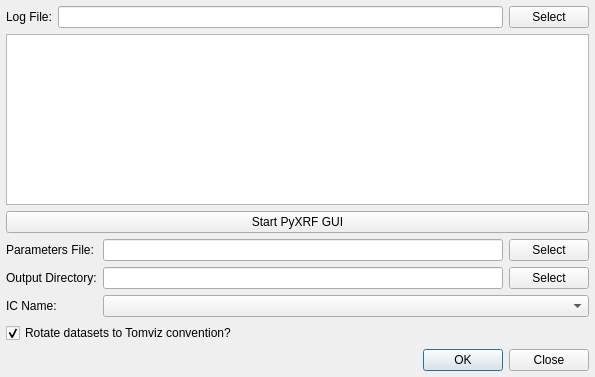
Before: the Qt Designer form tomviz/PyXRFProcessDialog.ui in OpenChemistry/tomviz, drawn with Qt 5.
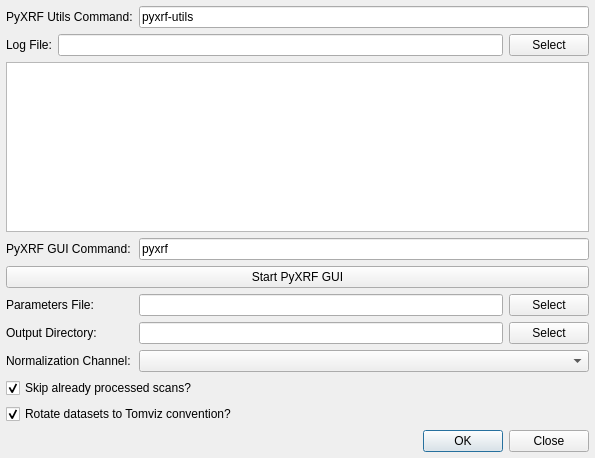
After: the same form once the commit is applied.

Diff of the .ui file:
```diff
--- a/tomviz/PyXRFProcessDialog.ui
+++ b/tomviz/PyXRFProcessDialog.ui
@@ -7,7 +7,7 @@
     <x>0</x>
     <y>0</y>
     <width>595</width>
-    <height>377</height>
+    <height>458</height>
    </rect>
   </property>
   <property name="windowTitle">
@@ -26,7 +26,61 @@
    <property name="bottomMargin">
     <number>6</number>
    </property>
-   <item row="9" column="0" colspan="3">
+   <item row="8" column="0">
+    <widget class="QLabel" name="outputDirectoryLabel">
+     <property name="toolTip">
+      <string>&lt;html&gt;&lt;head/&gt;&lt;body&gt;&lt;p&gt;The directory where the output will be written.&lt;/p&gt;&lt;/body&gt;&lt;/html&gt;</string>
+     </property>
+     <property name="text">
+      <string>Output Directory:</string>
+     </property>
+     <property name="buddy">
+      <cstring>outputDirectory</cstring>
+     </property>
+    </widget>
+   </item>
+   <item row="7" column="1">
+    <widget class="QLineEdit" name="parametersFile">
+     <property name="toolTip">
+      <string>&lt;html&gt;&lt;head/&gt;&lt;body&gt;&lt;p&gt;Select the parameters file that was generated using the PyXRF GUI on one of the datasets.&lt;/p&gt;&lt;/body&gt;&lt;/html&gt;</string>
+     </property>
+    </widget>
+   </item>
+   <item row="1" column="1" colspan="2">
+    <widget class="QLineEdit" name="command">
+     <property name="text">
+      <string>pyxrf-utils</string>
+     </property>
+    </widget>
+   </item>
+   <item row="9" column="1" colspan="2">
+    <widget class="QComboBox" name="icName">
+     <property name="toolTip">
+      <string>&lt;html&gt;&lt;head/&gt;&lt;body&gt;&lt;p&gt;Name of the scalar for normalization of fluorescence data.&lt;/p&gt;&lt;/body&gt;&lt;/html&gt;</string>
+     </property>
+    </widget>
+   </item>
+   <item row="1" column="0">
+    <widget class="QLabel" name="commandLabel">
+     <property name="text">
+      <string>PyXRF Utils Command:</string>
+     </property>
+    </widget>
+   </item>
+   <item row="9" column="0">
+    <widget class="QLabel" name="icNameLabel">
+     <property name="toolTip">
+      <string>&lt;html&gt;&lt;head/&gt;&lt;body&gt;&lt;p&gt;Name of the scalar for normalization of fluorescence data.&lt;/p&gt;&lt;/body&gt;&lt;/html&gt;</string>
+     </property>
+     <property name="text">
+      <string>Normalization Channel:</string>
+     </property>
+     <property name="buddy">
+      <cstring>icName</cstring>
+     </property>
+    </widget>
+   </item>
+   <item row="12" column="0" colspan="3">
     <widget class="QDialogButtonBox" name="buttonBox">
      <property name="orientation">
       <enum>Qt::Horizontal</enum>
@@ -36,6 +90,39 @@
      </property>
     </widget>
    </item>
+   <item row="7" column="0">
+    <widget class="QLabel" name="parametersFileLabel">
+     <property name="toolTip">
+      <string>&lt;html&gt;&lt;head/&gt;&lt;body&gt;&lt;p&gt;Select the parameters file that was generated using the PyXRF GUI on one of the datasets.&lt;/p&gt;&lt;/body&gt;&lt;/html&gt;</string>
+     </property>
+     <property name="text">
+      <string>Parameters File:</string>
+     </property>
+     <property name="buddy">
+      <cstring>parametersFile</cstring>
+     </property>
+    </widget>
+   </item>
+   <item row="8" column="1">
+    <widget class="QLineEdit" name="outputDirectory">
+     <property name="toolTip">
+      <string>&lt;html&gt;&lt;head/&gt;&lt;body&gt;&lt;p&gt;The directory where the output will be written.&lt;/p&gt;&lt;/body&gt;&lt;/html&gt;</string>
+     </property>
+    </widget>
+   </item>
+   <item row="10" column="0" colspan="3">
+    <widget class="QCheckBox" name="skipProcessed">
+     <property name="toolTip">
+      <string>&lt;html&gt;&lt;head/&gt;&lt;body&gt;&lt;p&gt;xrf-tomo will store the output from processed scans within the input HDF5 files. If this is checked, any HDF5 files that have already been processed will be skipped over, and their old output re-used.&lt;/p&gt;&lt;p&gt;&lt;br/&gt;&lt;/p&gt;&lt;p&gt;This should be unchecked if you change the parameters file or the normalization channel - otherwise, previously processed files will not be processed with the updated values.&lt;/p&gt;&lt;/body&gt;&lt;/html&gt;</string>
+     </property>
+     <property name="text">
+      <string>Skip already processed scans?</string>
+     </property>
+     <property name="checked">
+      <bool>true</bool>
+     </property>
+    </widget>
+   </item>
    <item row="3" column="0" colspan="3">
     <widget class="QTableWidget" name="logFileTable">
      <property name="editTriggers">
@@ -49,14 +136,20 @@
      </attribute>
     </widget>
    </item>
-   <item row="7" column="1" colspan="2">
-    <widget class="QComboBox" name="icName">
+   <item row="11" column="0" colspan="3">
+    <widget class="QCheckBox" name="rotateDatasets">
      <property name="toolTip">
-      <string>&lt;html&gt;&lt;head/&gt;&lt;body&gt;&lt;p&gt;Name of the scalar for normalization of fluorescence data.&lt;/p&gt;&lt;/body&gt;&lt;/html&gt;</string>
+      <string>&lt;html&gt;&lt;head/&gt;&lt;body&gt;&lt;p&gt;The orientation of the tilt series from PyXRF does match what Tomviz expects internally. Rotating the data ensures that the later Tomviz operators will be able to run properly.&lt;/p&gt;&lt;/body&gt;&lt;/html&gt;</string>
+     </property>
+     <property name="text">
+      <string>Rotate datasets to Tomviz convention?</string>
+     </property>
+     <property name="checked">
+      <bool>true</bool>
      </property>
     </widget>
    </item>
-   <item row="5" column="2">
+   <item row="7" column="2">
     <widget class="QPushButton" name="selectParametersFile">
      <property name="toolTip">
       <string>&lt;html&gt;&lt;head/&gt;&lt;body&gt;&lt;p&gt;Select the parameters file that was generated using the PyXRF GUI on one of the datasets.&lt;/p&gt;&lt;/body&gt;&lt;/html&gt;</string>
@@ -66,43 +159,7 @@
      </property>
     </widget>
    </item>
-   <item row="6" column="0">
-    <widget class="QLabel" name="outputDirectoryLabel">
-     <property name="toolTip">
-      <string>&lt;html&gt;&lt;head/&gt;&lt;body&gt;&lt;p&gt;The directory where the output will be written.&lt;/p&gt;&lt;/body&gt;&lt;/html&gt;</string>
-     </property>
-     <property name="text">
-      <string>Output Directory:</string>
-     </property>
-     <property name="buddy">
-      <cstring>outputDirectory</cstring>
-     </property>
-    </widget>
-   </item>
-   <item row="7" column="0">
-    <widget class="QLabel" name="icNameLabel">
-     <property name="toolTip">
-      <string>&lt;html&gt;&lt;head/&gt;&lt;body&gt;&lt;p&gt;Name of the scalar for normalization of fluorescence data.&lt;/p&gt;&lt;/body&gt;&lt;/html&gt;</string>
-     </property>
-     <property name="text">
-      <string>IC Name:</string>
-     </property>
-     <property name="buddy">
-      <cstring>icName</cstring>
-     </property>
-    </widget>
-   </item>
-   <item row="6" column="2">
-    <widget class="QPushButton" name="selectOutputDirectory">
-     <property name="toolTip">
-      <string>&lt;html&gt;&lt;head/&gt;&lt;body&gt;&lt;p&gt;The directory where the output will be written.&lt;/p&gt;&lt;/body&gt;&lt;/html&gt;</string>
-     </property>
-     <property name="text">
-      <string>Select</string>
-     </property>
-    </widget>
-   </item>
-   <item row="0" column="0" colspan="3">
+   <item row="2" column="0" colspan="3">
     <layout class="QHBoxLayout" name="logFileLayout">
      <item>
       <widget class="QLabel" name="logFileLabel">
@@ -136,7 +193,24 @@
      </item>
     </layout>
    </item>
-   <item row="4" column="0" colspan="3">
+   <item row="8" column="2">
+    <widget class="QPushButton" name="selectOutputDirectory">
+     <property name="toolTip">
+      <string>&lt;html&gt;&lt;head/&gt;&lt;body&gt;&lt;p&gt;The directory where the output will be written.&lt;/p&gt;&lt;/body&gt;&lt;/html&gt;</string>
+     </property>
+     <property name="text">
+      <string>Select</string>
+     </property>
+    </widget>
+   </item>
+   <item row="5" column="0">
+    <widget class="QLabel" name="pyxrfGUICommandLabel">
+     <property name="text">
+      <string>PyXRF GUI Command:</string>
+     </property>
+    </widget>
+   </item>
+   <item row="6" column="0" colspan="3">
     <widget class="QPushButton" name="startPyXRFGUI">
      <property name="toolTip">
       <string>&lt;html&gt;&lt;head/&gt;&lt;body&gt;&lt;p&gt;Use the PyXRF GUI to generate a parameters file with one of the datasets. Then, select the parameters file below.&lt;/p&gt;&lt;/body&gt;&lt;/html&gt;</string>
@@ -146,43 +220,10 @@
      </property>
     </widget>
    </item>
-   <item row="5" column="1">
-    <widget class="QLineEdit" name="parametersFile">
-     <property name="toolTip">
-      <string>&lt;html&gt;&lt;head/&gt;&lt;body&gt;&lt;p&gt;Select the parameters file that was generated using the PyXRF GUI on one of the datasets.&lt;/p&gt;&lt;/body&gt;&lt;/html&gt;</string>
-     </property>
-    </widget>
-   </item>
-   <item row="6" column="1">
-    <widget class="QLineEdit" name="outputDirectory">
-     <property name="toolTip">
-      <string>&lt;html&gt;&lt;head/&gt;&lt;body&gt;&lt;p&gt;The directory where the output will be written.&lt;/p&gt;&lt;/body&gt;&lt;/html&gt;</string>
-     </property>
-    </widget>
-   </item>
-   <item row="5" column="0">
-    <widget class="QLabel" name="parametersFileLabel">
-     <property name="toolTip">
-      <string>&lt;html&gt;&lt;head/&gt;&lt;body&gt;&lt;p&gt;Select the parameters file that was generated using the PyXRF GUI on one of the datasets.&lt;/p&gt;&lt;/body&gt;&lt;/html&gt;</string>
-     </property>
+   <item row="5" column="1" colspan="2">
+    <widget class="QLineEdit" name="pyxrfGUICommand">
      <property name="text">
-      <string>Parameters File:</string>
-     </property>
-     <property name="buddy">
-      <cstring>parametersFile</cstring>
-     </property>
-    </widget>
-   </item>
-   <item row="8" column="0" colspan="3">
-    <widget class="QCheckBox" name="rotateDatasets">
-     <property name="toolTip">
-      <string>&lt;html&gt;&lt;head/&gt;&lt;body&gt;&lt;p&gt;The orientation of the tilt series from PyXRF does match what Tomviz expects internally. Rotating the data ensures that the later Tomviz operators will be able to run properly.&lt;/p&gt;&lt;/body&gt;&lt;/html&gt;</string>
-     </property>
-     <property name="text">
-      <string>Rotate datasets to Tomviz convention?</string>
-     </property>
-     <property name="checked">
-      <bool>true</bool>
+      <string>pyxrf</string>
      </property>
     </widget>
    </item>
```
Left out of the diff: 4 changed lines with no effect on the pictures.
